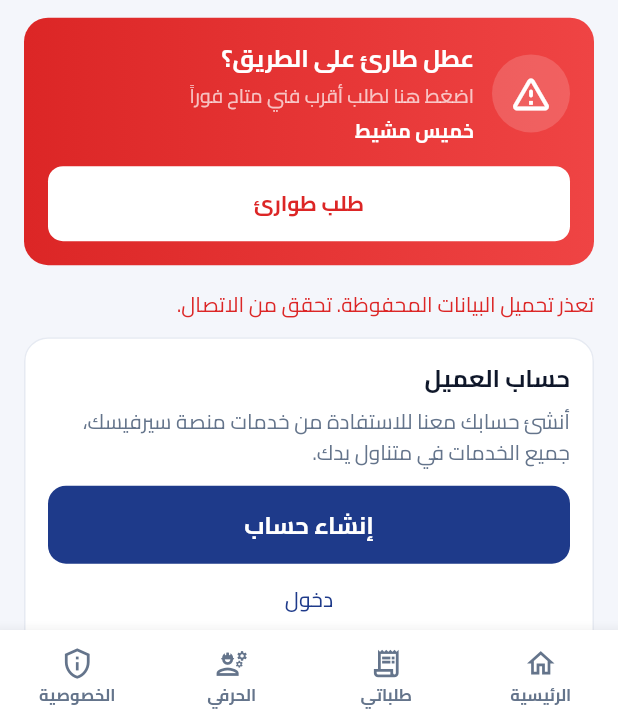
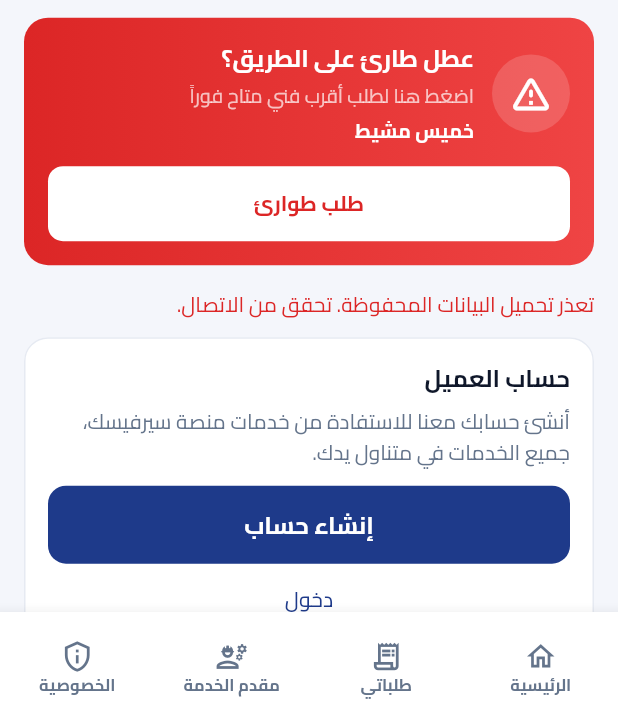
Before and after one commit to alhwez-ux/Servick-1, a Flutter app: the screen it shows after launch, on a phone screen of 412 x 824 dp, the part 513-1236 px from its top. Run offline on Flutter 3.47's test engine with Material 3 defaults, Android fonts, the phone set to English and light mode, and no system bars; our stand-ins replace file_picker, shared_preferences, web; accounts and stored records are empty; network calls fail; project files that could hold a hidden picture were left out.

Commit message:
Rename the craftsman label to service provider.
The bottom navigation and the account, billing, and order wording now say مقدم الخدمة instead of الحرفي.

Co-authored-by: alhwez <alhwez@gmail.com>

```diff
--- a/lib/app_scope.dart
+++ b/lib/app_scope.dart
@@ -142,7 +142,7 @@ class AppModel extends ChangeNotifier {
           DeskRecipient(
             id: account.id,
             audience: 'provider',
-            name: technicianById(account.technicianId)?.name ?? 'حرفي بدون اسم',
+            name: technicianById(account.technicianId)?.name ?? 'مقدم خدمة بدون اسم',
             detail: account.phone,
           ),
       ];
@@ -595,7 +595,7 @@ class AppModel extends ChangeNotifier {
     final technician = technicianById(renewed.technicianId);
     _issueInvoice(
       partyName: technician?.name ?? 'مزود الخدمة',
-      title: 'اشتراك الحرفي السنوي',
+      title: 'اشتراك مقدم الخدمة السنوي',
       amount: providerAnnualFee,
     );
     _touch();
@@ -626,7 +626,7 @@ class AppModel extends ChangeNotifier {
   }) {
     final fee = int.tryParse(providerFeeRaw.trim());
     if (fee == null || fee < 0 || fee > 9999) {
-      return 'أدخل رسوم اشتراك الحرفي من 0 إلى 9999';
+      return 'أدخل رسوم اشتراك مقدم الخدمة من 0 إلى 9999';
     }
     final prices = <String, int>{};
     for (final plan in clientPlans.where((plan) => !plan.adminOnly)) {
@@ -947,7 +947,7 @@ class AppModel extends ChangeNotifier {
 
   String? activateProviderSubscription(String providerId) {
     final index = _providers.indexWhere((account) => account.id == providerId);
-    if (index < 0) return 'الحرفي غير موجود';
+    if (index < 0) return 'مقدم الخدمة غير موجود';
     final activated = _providers[index].copyWith(
       subscriptionStatus: 'active',
       subscriptionExpiry: _now().add(
@@ -1366,7 +1366,7 @@ class AppModel extends ChangeNotifier {
         etaMinutes: 30,
         startingPrice: 0,
         phone: normalized,
-        about: about.trim().isEmpty ? 'حرفي مسجّل في سيرفيسك' : about.trim(),
+        about: about.trim().isEmpty ? 'مقدم خدمة مسجّل في سيرفيسك' : about.trim(),
         services: const [],
         review: const CustomerReview(
           author: 'سيرفيسك',
--- a/lib/data/admin.dart
+++ b/lib/data/admin.dart
@@ -4,7 +4,7 @@ const demoAdminPasscode = '7711';
 /// Areas the owner can attach a change request to.
 const ownerSuggestionAreas = <String, String>{
   'ui': 'الواجهة',
-  'providers': 'الحرفيون',
+  'providers': 'مقدمو الخدمات',
   'orders': 'الطلبات',
   'plans': 'الاشتراكات',
   'addition': 'إضافة جديدة',
--- a/lib/data/privacy_policy.dart
+++ b/lib/data/privacy_policy.dart
@@ -53,7 +53,7 @@ const privacySections = <PrivacySection>[
     paragraphs: [
       'نستخدم البيانات الشخصية للأغراض التالية فقط:',
       '1. تفعيل وتشغيل حسابات المستخدمين وإدارة الاشتراكات.',
-      '2. إتمام عملية الربط الفوري وتوجيه الطلبات للحرفي المناسب جغرافياً.',
+      '2. إتمام عملية الربط الفوري وتوجيه الطلبات لمقدم الخدمة المناسب جغرافياً.',
       '3. تحسين جودة الخدمة، تقديم الدعم الفني، وإرسال الإشعارات والتنبيهات الخاصة بالطلبات.',
       '4. الامتثال للمتطلبات النظامية والقانونية داخل المملكة العربية السعودية.',
     ],
--- a/lib/screens/admin_dashboard_screen.dart
+++ b/lib/screens/admin_dashboard_screen.dart
@@ -113,7 +113,7 @@ class AdminDashboardScreen extends StatelessWidget {
               const _AccountDirectory(),
               const SizedBox(height: 24),
               const Text(
-                'طلبات الحرفيين بانتظار الاعتماد وتفعيل الاشتراك',
+                'طلبات مقدمي الخدمات بانتظار الاعتماد وتفعيل الاشتراك',
                 style: TextStyle(
                   fontSize: 16,
                   fontWeight: FontWeight.w700,
@@ -146,7 +146,7 @@ class AdminDashboardScreen extends StatelessWidget {
 
   Widget _providersCard(int count) {
     return _StatCard(
-      title: 'الحرفيون المسجلون',
+      title: 'مقدمو الخدمات المسجلون',
       countKey: const Key('stat-providers'),
       count: count,
       icon: Icons.engineering,
@@ -463,7 +463,7 @@ class _DeletionRequests extends StatelessWidget {
                     ),
                     const SizedBox(height: 4),
                     Text(
-                      '${request.audience == 'provider' ? 'حرفي' : 'عميل'} · ${formatPhone(request.phone)}',
+                      '${request.audience == 'provider' ? 'مقدم خدمة' : 'عميل'} · ${formatPhone(request.phone)}',
                       style: const TextStyle(
                         color: ServickColors.muted,
                         height: 1.4,
@@ -518,7 +518,7 @@ class _AccountDirectory extends StatelessWidget {
         const SizedBox(height: 8),
         if (model.clientAccounts.isEmpty && active.isEmpty)
           const Text(
-            'لا توجد حسابات بعد. تظهر هنا بعد تسجيل العملاء والحرفيين.',
+            'لا توجد حسابات بعد. تظهر هنا بعد تسجيل العملاء ومقدمي الخدمات.',
             key: Key('accounts-empty'),
             style: TextStyle(color: ServickColors.muted, height: 1.5),
           ),
@@ -544,7 +544,7 @@ class _AccountDirectory extends StatelessWidget {
             title: Text(
               model.technicianById(account.technicianId)?.name ?? account.phone,
             ),
-            subtitle: Text('حرفي · ${formatPhone(account.phone)}'),
+            subtitle: Text('مقدم خدمة · ${formatPhone(account.phone)}'),
             trailing: IconButton(
               key: Key('owner-delete-provider-${account.id}'),
               tooltip: 'حذف الحساب',
@@ -570,7 +570,7 @@ class _PendingProviderCard extends StatelessWidget {
   Widget build(BuildContext context) {
     final technician = AppScope.of(context)
         .technicianById(account.technicianId);
-    final name = technician?.name ?? 'حرفي بدون اسم';
+    final name = technician?.name ?? 'مقدم خدمة بدون اسم';
     final city = technician?.city ?? 'خميس مشيط';
 
     return Card(
@@ -642,7 +642,7 @@ class _PendingProviderCard extends StatelessWidget {
         SnackBar(
           content: Text(
             error == null
-                ? 'تم تفعيل اشتراك الحرفي بنجاح!'
+                ? 'تم تفعيل اشتراك مقدم الخدمة بنجاح!'
                 : 'خطأ في التفعيل: $error',
           ),
         ),
--- a/lib/screens/admin_desk_screen.dart
+++ b/lib/screens/admin_desk_screen.dart
@@ -252,7 +252,7 @@ class _AdminDeskScreenState extends State<AdminDeskScreen> {
                 keyboardType: TextInputType.number,
                 inputFormatters: [FilteringTextInputFormatter.digitsOnly],
                 decoration: const InputDecoration(
-                  labelText: 'رسوم اشتراك الحرفي السنوي',
+                  labelText: 'رسوم اشتراك مقدم الخدمة السنوي',
                   suffixText: 'ر.س',
                 ),
               ),
@@ -633,7 +633,7 @@ class _InvoicePreview extends StatelessWidget {
           const SizedBox(height: 6),
           Text('الرقم ${isolateLtr(number)}'),
           Text(
-            'رسوم الحرفي السنوية ${isolateLtr('${billing.providerAnnualFee}')} ر.س',
+            'رسوم مقدم الخدمة السنوية ${isolateLtr('${billing.providerAnnualFee}')} ر.س',
           ),
           Text(billing.note, style: const TextStyle(height: 1.5)),
         ],
--- a/lib/screens/admin_review_screen.dart
+++ b/lib/screens/admin_review_screen.dart
@@ -44,7 +44,7 @@ class _AdminReviewScreenState extends State<AdminReviewScreen> {
             crossAxisAlignment: CrossAxisAlignment.start,
             children: [
               const Text(
-                'هذه شاشة المالك لمراجعة المحتوى كما يظهر للعميل والحرفي. افتح أي شاشة، ثم سجّل في الأسفل ما يحتاج تعديلاً أو إضافة.',
+                'هذه شاشة المالك لمراجعة المحتوى كما يظهر للعميل ومقدم الخدمة. افتح أي شاشة، ثم سجّل في الأسفل ما يحتاج تعديلاً أو إضافة.',
                 style: TextStyle(color: ServickColors.muted, height: 1.6),
               ),
               const SizedBox(height: 20),
@@ -179,7 +179,7 @@ class _PreviewLinks extends StatelessWidget {
       ),
       _PreviewLink(
         keyName: 'preview-provider',
-        label: 'دخول الحرفي',
+        label: 'دخول مقدم الخدمة',
         icon: Icons.engineering_rounded,
         onTap: () {
           Navigator.of(context).pushNamed(ServickRoutes.providerLogin);
--- a/lib/screens/client_order_screen.dart
+++ b/lib/screens/client_order_screen.dart
@@ -76,7 +76,7 @@ class _ClientOrderScreenState extends State<ClientOrderScreen> {
             style: TextStyle(fontWeight: FontWeight.w700, color: Colors.green),
           ),
           content: const Text(
-            'تم نشر طلبك إلى أقرب الحرفيين المتاحين في منطقتك. سيتم إشعارك فور قبول الحرفي للطلب وتوجهه إليك.',
+            'تم نشر طلبك إلى أقرب مقدمي الخدمات المتاحين في منطقتك. سيتم إشعارك فور قبول مقدم الخدمة للطلب وتوجهه إليك.',
             style: TextStyle(fontSize: 13, height: 1.5),
           ),
           actions: [
@@ -176,7 +176,7 @@ class _ClientOrderScreenState extends State<ClientOrderScreen> {
               ),
               const SizedBox(height: 8),
               const Text(
-                'يصل الطلب معلّقاً للحرفيين في مدينتك. لا يُرسل إلى خادم خارجي.',
+                'يصل الطلب معلّقاً لمقدمي الخدمات في مدينتك. لا يُرسل إلى خادم خارجي.',
                 style: TextStyle(
                   color: ServickColors.muted,
                   fontSize: 12,
--- a/lib/widgets/servick_scaffold.dart
+++ b/lib/widgets/servick_scaffold.dart
@@ -166,7 +166,7 @@ class ServickBottomNav extends StatelessWidget {
       child: SafeArea(
         top: false,
         child: SizedBox(
-          height: 62,
+          height: 74,
           child: Row(
             children: [
               _NavItem(
@@ -188,7 +188,7 @@ class ServickBottomNav extends StatelessWidget {
               _NavItem(
                 itemKey: const Key('nav-provider'),
                 icon: Icons.engineering_outlined,
-                label: 'الحرفي',
+                label: 'مقدم الخدمة',
                 selected: name == ServickRoutes.providerLogin,
                 onTap: () => _open(context, ServickRoutes.providerLogin),
               ),
@@ -243,11 +243,13 @@ class _NavItem extends StatelessWidget {
               const SizedBox(height: 2),
               Text(
                 label,
-                maxLines: 1,
+                maxLines: 2,
                 overflow: TextOverflow.ellipsis,
+                textAlign: TextAlign.center,
                 style: TextStyle(
                   color: color,
                   fontSize: 11,
+                  height: 1.15,
                   fontWeight: FontWeight.w700,
                 ),
               ),
```
Also changed, not shown: 6 other files.
